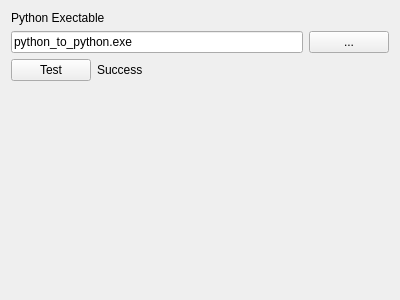
Old version of the form src/setup_module/gt_pythonpreferencepage.ui in the repository dlr-gtlab/python-module.
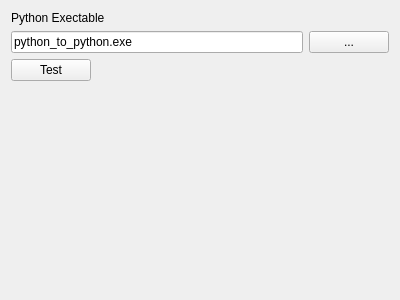
New version of the form.

Commit message: Added check for python functionality in pref dialog

What changed in the file:
```diff
--- a/src/setup_module/gt_pythonpreferencepage.ui
+++ b/src/setup_module/gt_pythonpreferencepage.ui
@@ -54,7 +54,7 @@
      <item>
       <widget class="QLabel" name="label_2">
        <property name="text">
-        <string>Success</string>
+        <string/>
        </property>
        <property name="margin">
         <number>10</number>
```
Left out of the diff: 4 changed lines with no effect on the pictures. The commit also changes 2 other files.
